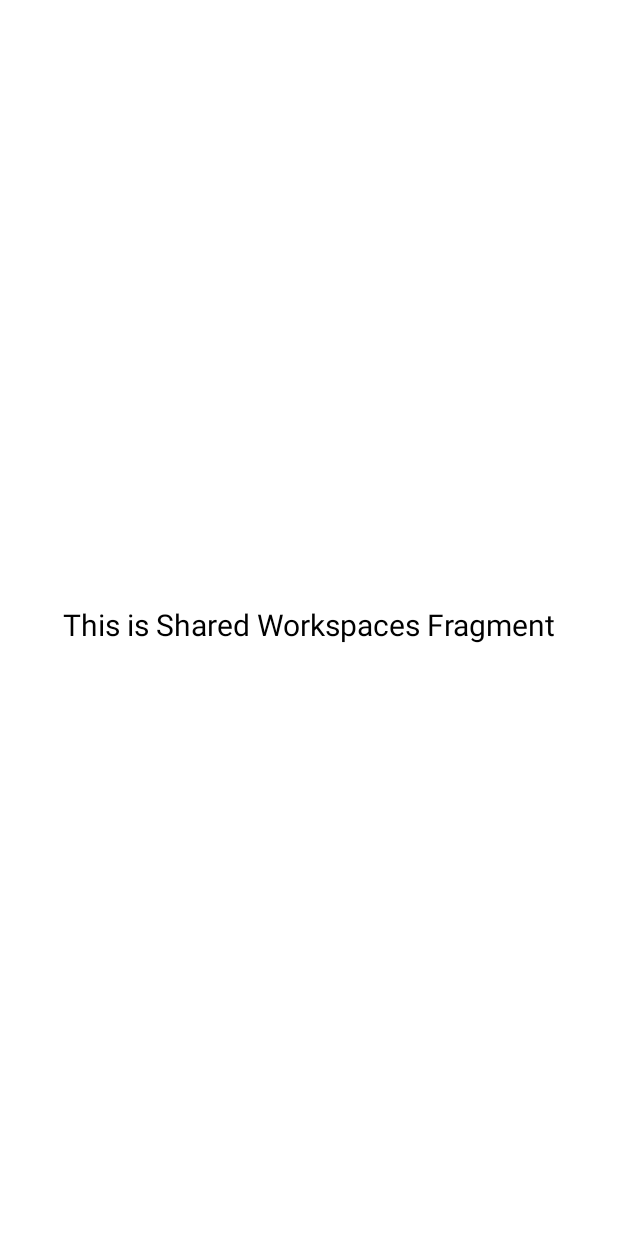
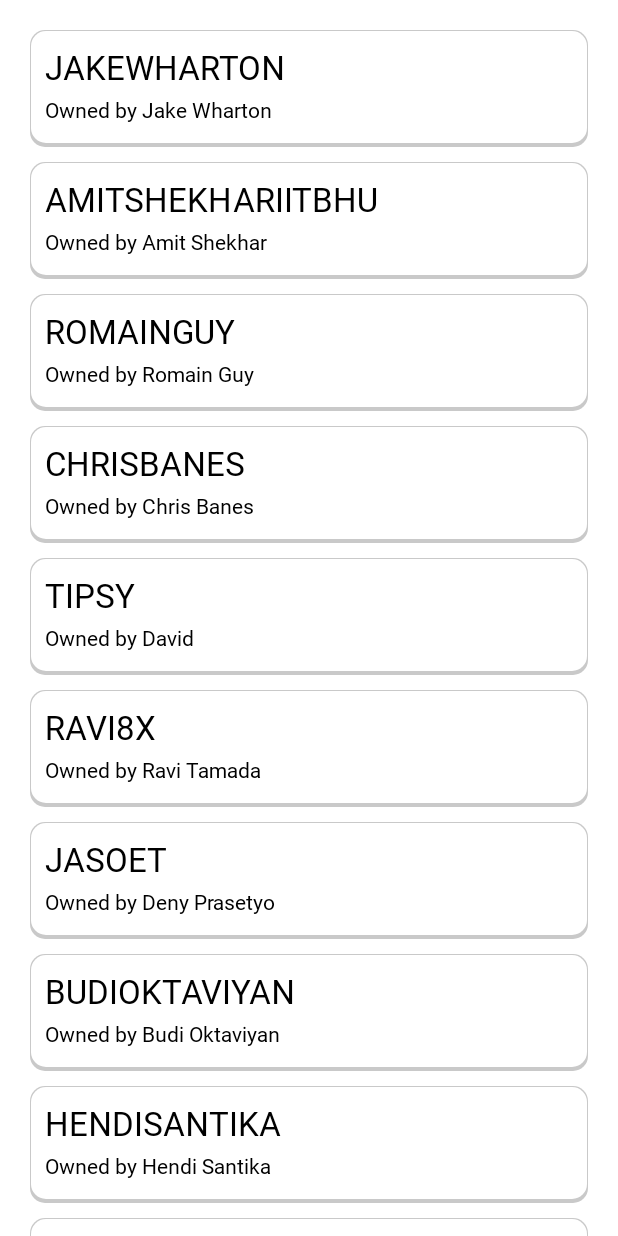
Before and after one commit to Nomdo-A5/nomdo-mobile, an Android app: the fragment SharedWorkspacesFragment shown on its own in the app's theme, on a phone screen of 412 x 824 dp. Run offline under Robolectric (Android 15) with nearby library versions, the phone set to English and light mode, and no system bars.

Commit message:
Added RV My & Shared Workspaces

```diff
--- a/app/src/main/java/com/nomdoa5/nomdo/ui/workspaces/MyWorkspacesFragment.kt
+++ b/app/src/main/java/com/nomdoa5/nomdo/ui/workspaces/MyWorkspacesFragment.kt
@@ -1,14 +1,13 @@
 package com.nomdoa5.nomdo.ui.workspaces
 
-import android.content.Intent
 import android.os.Bundle
 import android.view.LayoutInflater
 import android.view.View
 import android.view.ViewGroup
-import android.widget.Toast
 import androidx.fragment.app.Fragment
 import androidx.recyclerview.widget.LinearLayoutManager
 import androidx.recyclerview.widget.RecyclerView
+import com.google.android.material.snackbar.Snackbar
 import com.nomdoa5.nomdo.R
 import com.nomdoa5.nomdo.adapter.WorkspaceAdapter
 import com.nomdoa5.nomdo.databinding.FragmentMyWorkspacesBinding
@@ -67,7 +66,7 @@ class MyWorkspacesFragment : Fragment() {
     }
 
     fun setupRecyclerView(){
-        rvWorkspace = requireView().findViewById(R.id.followingRecyclerView)
+        rvWorkspace = requireView().findViewById(R.id.rv_my_workspaces)
         rvWorkspace.setHasFixedSize(true)
         rvWorkspace.addItemDecoration(WorkspaceAdapter.MarginItemDecoration(15))
         rvWorkspace.layoutManager = LinearLayoutManager(context)
@@ -76,7 +75,7 @@ class MyWorkspacesFragment : Fragment() {
 
         workspaceAdapter.setOnItemClickCallback(object : WorkspaceAdapter.OnItemClickCallback {
             override fun onItemClicked(data: Workspace) {
-                Toast.makeText(context, "Kamu mengklik #${data.idWorkspace}", Toast.LENGTH_SHORT).show()
+                Snackbar.make(requireView(), "Kamu mengklik #${data.idWorkspace}", Snackbar.LENGTH_SHORT).show()
             }
         })
     }
--- a/app/src/main/java/com/nomdoa5/nomdo/ui/workspaces/SharedWorkspacesFragment.kt
+++ b/app/src/main/java/com/nomdoa5/nomdo/ui/workspaces/SharedWorkspacesFragment.kt
@@ -4,37 +4,72 @@ import android.os.Bundle
 import android.view.LayoutInflater
 import android.view.View
 import android.view.ViewGroup
-import android.widget.TextView
 import androidx.fragment.app.Fragment
-import androidx.lifecycle.ViewModelProvider
+import androidx.recyclerview.widget.LinearLayoutManager
+import androidx.recyclerview.widget.RecyclerView
+import com.google.android.material.snackbar.Snackbar
+import com.nomdoa5.nomdo.R
+import com.nomdoa5.nomdo.adapter.WorkspaceAdapter
 import com.nomdoa5.nomdo.databinding.FragmentSharedWorkspacesBinding
+import com.nomdoa5.nomdo.model.Workspace
 
 class SharedWorkspacesFragment : Fragment() {
-
-    private lateinit var sharedWorkspacesViewModel: SharedWorkspacesViewModel
     private var _binding: FragmentSharedWorkspacesBinding? = null
     private val binding get() = _binding!!
+    private val workspaceAdapter = WorkspaceAdapter()
+    private var workspaces = arrayListOf<Workspace>()
+    private lateinit var workspaceName: Array<String>
+    private lateinit var workspaceCreator: Array<String>
+    private lateinit var rvWorkspace: RecyclerView
 
     override fun onCreateView(
         inflater: LayoutInflater,
         container: ViewGroup?,
         savedInstanceState: Bundle?
     ): View {
-        sharedWorkspacesViewModel =
-            ViewModelProvider(this).get(SharedWorkspacesViewModel::class.java)
-
         _binding = FragmentSharedWorkspacesBinding.inflate(inflater, container, false)
         val root: View = binding.root
 
-        val textView: TextView = binding.textSlideshow
-        sharedWorkspacesViewModel.text.observe(viewLifecycleOwner, {
-            textView.text = it
-        })
         return root
+    }
+
+    override fun onViewCreated(view: View, savedInstanceState: Bundle?) {
+        super.onViewCreated(view, savedInstanceState)
+        setData()
+        setupRecyclerView()
     }
 
     override fun onDestroyView() {
         super.onDestroyView()
         _binding = null
     }
+
+    fun setData(){
+        workspaceName = resources.getStringArray(R.array.name)
+        workspaceCreator = resources.getStringArray(R.array.creator)
+
+        for(i in workspaceName.indices){
+            val workspace = Workspace(
+                i,
+                workspaceName[i],
+                "Owned by " + workspaceCreator[i],
+            )
+            workspaces.add(workspace)
+        }
+    }
+
+    fun setupRecyclerView(){
+        rvWorkspace = requireView().findViewById(R.id.rv_shared_workspaces)
+        rvWorkspace.setHasFixedSize(true)
+        rvWorkspace.addItemDecoration(WorkspaceAdapter.MarginItemDecoration(15))
+        rvWorkspace.layoutManager = LinearLayoutManager(context)
+        workspaceAdapter.setData(workspaces)
+        rvWorkspace.adapter = workspaceAdapter
+
+        workspaceAdapter.setOnItemClickCallback(object : WorkspaceAdapter.OnItemClickCallback {
+            override fun onItemClicked(data: Workspace) {
+                Snackbar.make(requireView(), "Kamu mengklik #${data.idWorkspace}", Snackbar.LENGTH_SHORT).show()
+            }
+        })
+    }
 }
--- a/app/src/main/res/drawable/bg_rounded.xml
+++ b/app/src/main/res/drawable/bg_rounded.xml
@@ -1,22 +1,25 @@
 <?xml version="1.0" encoding="utf-8"?>
-<layer-list
-    xmlns:android="http://schemas.android.com/apk/res/android">
+<layer-list xmlns:android="http://schemas.android.com/apk/res/android">
     <item>
         <shape android:shape="rectangle">
-            <solid android:color="#CABBBBBB"/>
+            <solid android:color="@color/shadow" />
             <corners android:radius="10dp" />
         </shape>
     </item>
 
     <item
+        android:bottom="3dp"
         android:left="1dp"
         android:right="1dp"
-        android:top="1dp"
-        android:bottom="3dp">
+        android:top="1dp">
 
-        <shape android:shape="rectangle">
-            <solid android:color="@android:color/white"/>
-            <corners android:radius="10dp" />
-        </shape>
+        <ripple android:color="@color/gray_ripple">
+            <item>
+                <shape android:shape="rectangle">
+                    <solid android:color="@color/white" />
+                    <corners android:radius="10dp" />
+                </shape>
+            </item>
+        </ripple>
     </item>
 </layer-list>
--- a/app/src/main/res/layout/app_bar_main.xml
+++ b/app/src/main/res/layout/app_bar_main.xml
@@ -35,9 +35,10 @@
                 <ImageView
                     android:id="@+id/navigation"
                     android:layout_width="wrap_content"
-                    android:layout_height="0dp"
+                    android:layout_height="wrap_content"
                     android:layout_marginStart="16dp"
                     android:src="@drawable/ic_menu"
+                    android:background="?attr/selectableItemBackgroundBorderless"
                     app:layout_constraintBottom_toBottomOf="parent"
                     app:layout_constraintStart_toStartOf="parent"
                     app:layout_constraintTop_toTopOf="parent"
@@ -48,7 +49,7 @@
                     android:layout_width="wrap_content"
                     android:layout_height="wrap_content"
                     android:fontFamily="@font/roboto_medium"
-                    android:text="@string/my_workspace"
+                    android:text="@string/app_name"
                     android:textAppearance="@style/TextAppearance.AppCompat"
                     android:textSize="20sp"
                     app:layout_constraintBottom_toBottomOf="parent"
@@ -59,9 +60,10 @@
                 <ImageView
                     android:id="@+id/notifications"
                     android:layout_width="wrap_content"
-                    android:layout_height="0dp"
+                    android:layout_height="wrap_content"
                     android:layout_marginEnd="16dp"
                     android:src="@drawable/ic_notifications_none"
+                    android:background="?attr/selectableItemBackgroundBorderless"
                     app:layout_constraintBottom_toBottomOf="parent"
                     app:layout_constraintEnd_toEndOf="parent"
                     app:layout_constraintTop_toTopOf="parent"
--- a/app/src/main/res/layout/fragment_my_workspaces.xml
+++ b/app/src/main/res/layout/fragment_my_workspaces.xml
@@ -7,7 +7,7 @@
     tools:context=".ui.workspaces.MyWorkspacesFragment">
 
     <androidx.recyclerview.widget.RecyclerView
-        android:id="@+id/followingRecyclerView"
+        android:id="@+id/rv_my_workspaces"
         android:layout_width="match_parent"
         android:layout_height="match_parent"
         android:scrollbars="horizontal"
@@ -18,7 +18,7 @@
         tools:listitem="@layout/item_workspace" />
 
     <ProgressBar
-        android:id="@+id/progressBar"
+        android:id="@+id/progress_bar"
         style="?android:attr/progressBarStyle"
         android:layout_width="wrap_content"
         android:layout_height="wrap_content"
--- a/app/src/main/res/layout/fragment_shared_workspaces.xml
+++ b/app/src/main/res/layout/fragment_shared_workspaces.xml
@@ -6,17 +6,27 @@
     android:layout_height="match_parent"
     tools:context=".ui.workspaces.SharedWorkspacesFragment">
 
-    <TextView
-        android:id="@+id/text_slideshow"
+    <androidx.recyclerview.widget.RecyclerView
+        android:id="@+id/rv_shared_workspaces"
         android:layout_width="match_parent"
-        android:layout_height="wrap_content"
-        android:layout_marginStart="8dp"
-        android:layout_marginTop="8dp"
-        android:layout_marginEnd="8dp"
-        android:textAlignment="center"
-        android:textSize="20sp"
+        android:layout_height="match_parent"
+        android:scrollbars="horizontal"
         app:layout_constraintBottom_toBottomOf="parent"
         app:layout_constraintEnd_toEndOf="parent"
         app:layout_constraintStart_toStartOf="parent"
+        app:layout_constraintTop_toTopOf="parent"
+        tools:listitem="@layout/item_workspace" />
+
+    <ProgressBar
+        android:id="@+id/progress_bar"
+        style="?android:attr/progressBarStyle"
+        android:layout_width="wrap_content"
+        android:layout_height="wrap_content"
+        android:gravity="center"
+        android:visibility="gone"
+        app:layout_constraintBottom_toBottomOf="parent"
+        app:layout_constraintEnd_toEndOf="parent"
+        app:layout_constraintHorizontal_bias="0.5"
+        app:layout_constraintStart_toStartOf="parent"
         app:layout_constraintTop_toTopOf="parent" />
 </androidx.constraintlayout.widget.ConstraintLayout>
--- a/app/src/main/res/layout/item_workspace.xml
+++ b/app/src/main/res/layout/item_workspace.xml
@@ -10,7 +10,8 @@
     android:paddingTop="10dp"
     android:paddingEnd="10dp"
     android:paddingRight="10dp"
-    android:paddingBottom="15dp">
+    android:paddingBottom="15dp"
+    tools:targetApi="m">
 
     <TextView
         android:id="@+id/tv_title"
--- a/app/src/main/res/values/colors.xml
+++ b/app/src/main/res/values/colors.xml
@@ -14,4 +14,5 @@
     <color name="gray">#DCDCDC</color>
     <color name="gray_ripple">#939393</color>
     <color name="ic">#FF000000</color>
+    <color name="shadow">#CABBBBBB</color>
 </resources>
```
